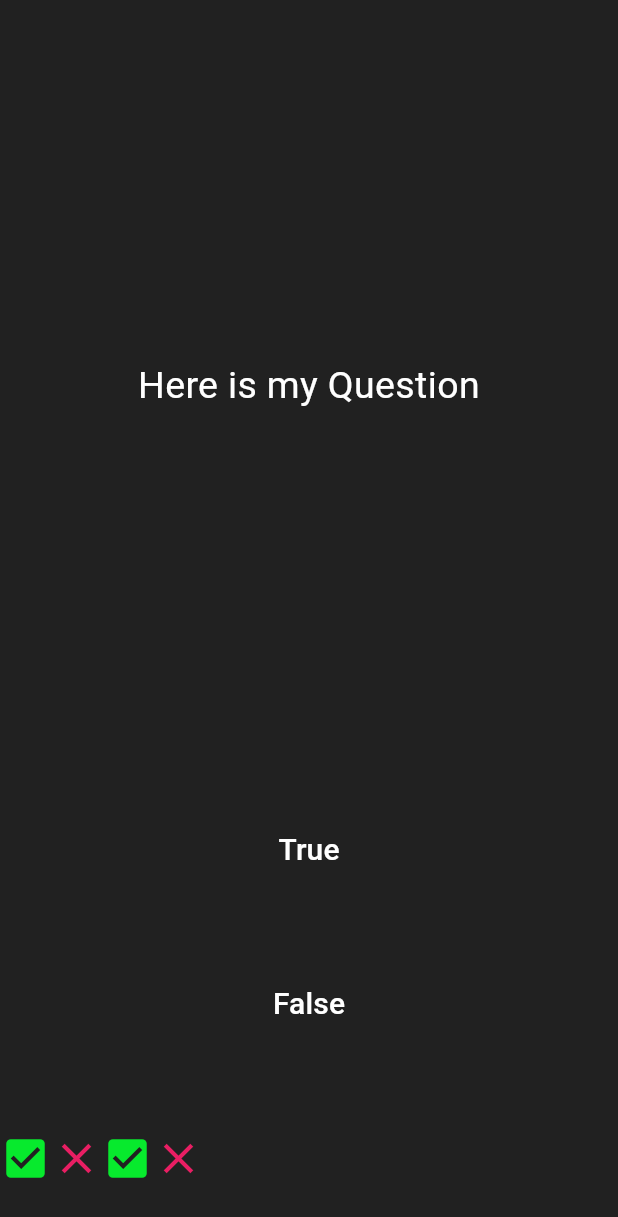
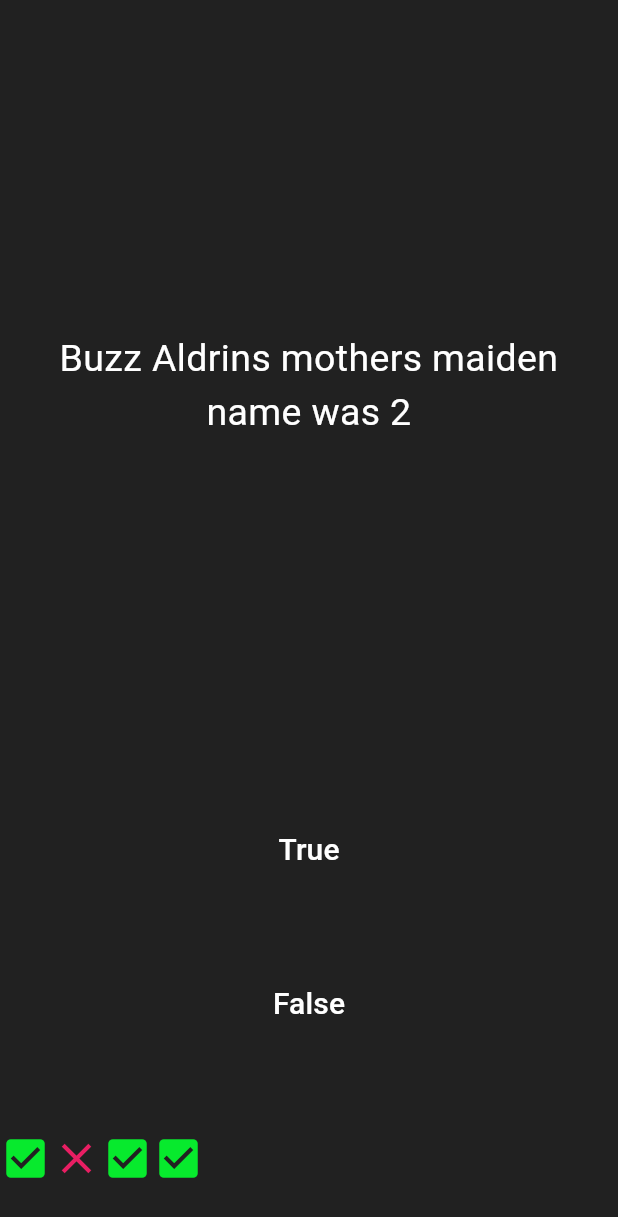
Before and after one commit to jodahe1/Flutter-Basics, a Flutter app: the screen it shows after launch, after a tap on "True", after a tap on "False", on a phone screen of 412 x 824 dp. Shown: the top 1217 px of the screen. Run offline on Flutter 3.47's test engine with Material 3 defaults, Android fonts, the light colour scheme and no system bars.

Commit message:
Questions and answers added using list and it works like normal quiz app just like when you click true button and the answer was true it will show green right mark at end but if it was false it add X sign same to false

```diff
--- a/footballquiz/lib/main.dart
+++ b/footballquiz/lib/main.dart
@@ -1,5 +1,5 @@
 import 'package:flutter/material.dart';
-import 'package:flutter/widgets.dart';
+
 
 void main() {
   runApp( Footballquiz());
@@ -13,18 +13,27 @@ class Footballquiz extends StatefulWidget {
 }
 
 class _FootballquizState extends State<Footballquiz> {
-  List<Icon> scoreKeeper = [
-       Icon(
+   List<Icon> scoreKeeper = [
+      const  Icon(
         Icons.check_box,
         color: Color.fromARGB(255, 7, 234, 45),
         size: 34.0,
       ),
-       Icon(
+       const Icon(
         Icons.close,
         color: Colors.pink,
         size: 34.0,
       )
     ];
+  List<String> questions=[
+     " Some cats are actually allergic to humans",
+      "Buzz Aldrins mothers maiden name was 1 ",
+      "Buzz Aldrins mothers maiden name was 2",
+      "Buzz Aldrins mothers maiden name was 3",
+      "Buzz Aldrins mothers maiden name was 4 "
+    ];
+    List<bool> answers=[ true, false,true,false];
+    int questionNum=0;
   @override
   Widget build(BuildContext context) {
 
@@ -37,17 +46,19 @@ class _FootballquizState extends State<Footballquiz> {
                 mainAxisAlignment: MainAxisAlignment.spaceBetween,
                 crossAxisAlignment: CrossAxisAlignment.stretch,
                 children: [
-              const Expanded(
+               Expanded(
                 flex: 5,
                 child: Padding(
-                  padding: EdgeInsets.all(10.0),
+                  padding: const EdgeInsets.all(10.0),
                   child: Center(
-                    child: Text("Here is my Question",
+
+                    child:  Text(questions[questionNum],
                         textAlign: TextAlign.center,
-                        style: TextStyle(
+                        style: const TextStyle(
                           fontSize: 25.0,
                           color: Colors.white,
-                        )),
+                        )
+                        ),
                   ),
                 ),
               ),
@@ -57,13 +68,28 @@ class _FootballquizState extends State<Footballquiz> {
                   child: TextButton(
                     onPressed: () {
   setState(() {
-    scoreKeeper.add(
-      Icon(
+    bool currentanswer=true;
+    if(currentanswer == answers[questionNum])
+    {
+scoreKeeper.add(
+      const Icon(
         Icons.check_box,
         color: Color.fromARGB(255, 7, 234, 45),
         size: 34.0,
       ),
     );
+    }
+    else{
+      scoreKeeper.add(
+         const Icon(
+        Icons.close,
+        color: Colors.pink,
+        size: 34.0,
+      )
+    );
+    }
+    questionNum++;
+
   }
   );
 },
@@ -82,6 +108,9 @@ class _FootballquizState extends State<Footballquiz> {
                   )
                 ),
               ),
+
+
+
               Expanded(
                 child: Padding(
                   padding: const EdgeInsets.all(15.0),
@@ -99,13 +128,28 @@ class _FootballquizState extends State<Footballquiz> {
                     ),
                            onPressed: () {
   setState(() {
-    scoreKeeper.add(
-          Icon(
+    bool currentanswer=false;
+    if(currentanswer == answers[questionNum])
+    {
+scoreKeeper.add(
+      const Icon(
+        Icons.check_box,
+        color: Color.fromARGB(255, 7, 234, 45),
+        size: 34.0,
+      ),
+    );
+    }
+    else{
+      scoreKeeper.add(
+         const Icon(
         Icons.close,
         color: Colors.pink,
         size: 34.0,
       )
     );
+    }
+    questionNum++;
+
   }
   );
 },
```
